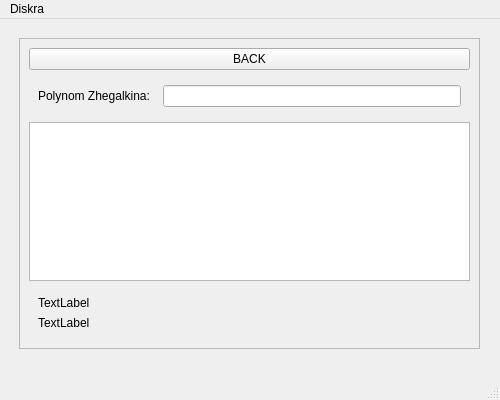
This is mainwindow.ui in BURNlNgWOLF/diskra2.0 as Qt 5 draws it before an edit. The edited form follows.
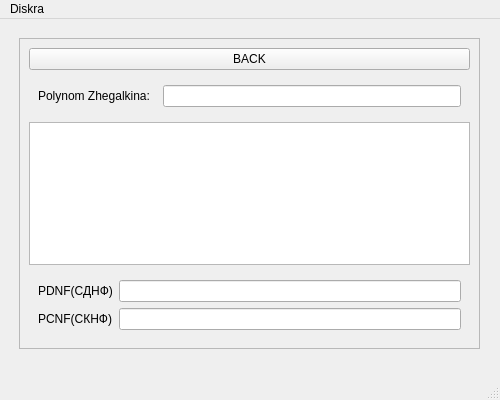
This is the edited form.

Commit message: added SDNF, SKNF

Patch:
```diff
--- a/mainwindow.ui
+++ b/mainwindow.ui
@@ -295,10 +295,13 @@
               <item>
                <widget class="QLabel" name="label_4">
                 <property name="text">
-                 <string>TextLabel</string>
+                 <string>PDNF(СДНФ)</string>
                 </property>
                </widget>
               </item>
+              <item>
+               <widget class="QLineEdit" name="editSdnf"/>
+              </item>
              </layout>
             </item>
             <item>
@@ -306,10 +309,16 @@
               <item>
                <widget class="QLabel" name="label_5">
                 <property name="text">
-                 <string>TextLabel</string>
+                 <string>PCNF(СКНФ)</string>
+                </property>
+                <property name="textFormat">
+                 <enum>Qt::TextFormat::PlainText</enum>
                 </property>
                </widget>
               </item>
+              <item>
+               <widget class="QLineEdit" name="editSknf"/>
+              </item>
              </layout>
             </item>
            </layout>
```
Left out of the diff: 10 changed lines with no effect on the pictures. The commit also changes 3 other files.
